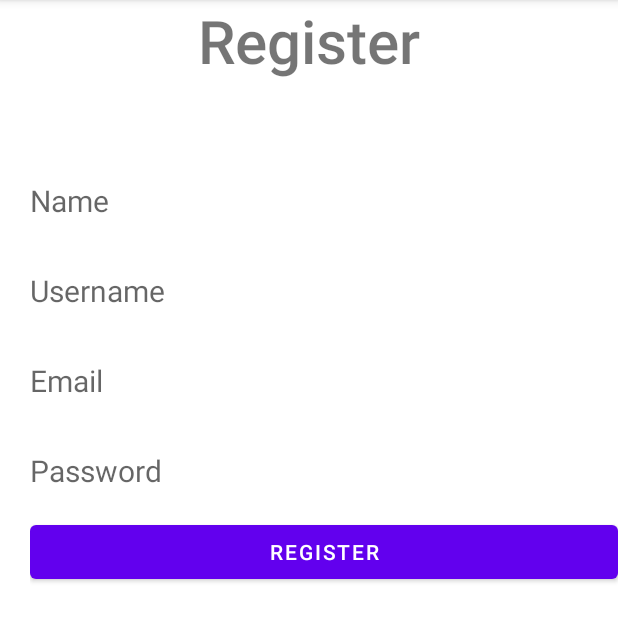
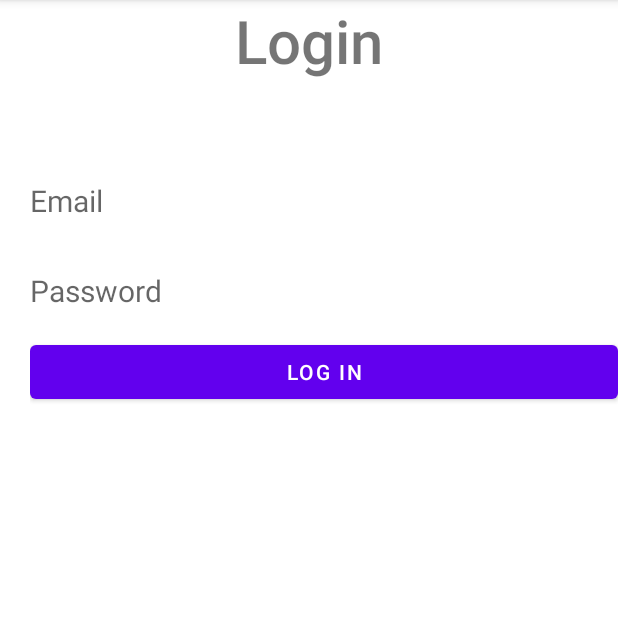
Before and after one commit to zhsrl/test-firebase-auth-with-custom-fields, an Android app: the screen it shows after launch (RegisterActivity before the commit, LoginActivity after it), on a phone screen of 412 x 824 dp, the part 84-726 px from its top. Run offline under Robolectric (Android 15) with nearby library versions, the phone set to English and light mode, and no system bars; our stand-ins replace Firebase (no records; nobody signed in at launch, a user with empty details on screens opened directly).

```diff
--- a/app/src/main/AndroidManifest.xml
+++ b/app/src/main/AndroidManifest.xml
@@ -12,15 +12,15 @@
         android:roundIcon="@mipmap/ic_launcher_round"
         android:supportsRtl="true"
         android:theme="@style/Theme.Auth">
-        <activity android:name=".RegisterActivity">
+        <activity android:name=".RegisterActivity"/>
+        <activity android:name=".WelcomeActivity" />
+        <activity android:name=".LoginActivity">
             <intent-filter>
                 <action android:name="android.intent.action.MAIN" />
 
                 <category android:name="android.intent.category.LAUNCHER" />
             </intent-filter>
         </activity>
-        <activity android:name=".WelcomeActivity" />
-        <activity android:name=".LoginActivity" />
         <activity android:name=".MainActivity">
         </activity>
     </application>
--- a/app/src/main/java/com/e/auth/LoginActivity.kt
+++ b/app/src/main/java/com/e/auth/LoginActivity.kt
@@ -4,62 +4,99 @@ import android.R.attr.password
 import android.content.Intent
 import android.os.Bundle
 import android.service.autofill.UserData
+import android.text.TextUtils
+import android.util.Log
+import android.view.View
+import android.widget.Button
+import android.widget.EditText
+import android.widget.ProgressBar
 import android.widget.Toast
 import androidx.appcompat.app.AppCompatActivity
 import com.google.android.gms.tasks.OnCompleteListener
+import com.google.android.gms.tasks.Task
 import com.google.firebase.auth.AuthResult
 import com.google.firebase.auth.FirebaseAuth
+import com.google.firebase.auth.FirebaseUser
 import com.google.firebase.database.FirebaseDatabase
+import kotlin.math.sign
 
 
 class LoginActivity : AppCompatActivity() {
+
+    private lateinit var mEmail: EditText
+    private lateinit var mPassword: EditText
+    private lateinit var progressBar: ProgressBar
+    private lateinit var signInButton: Button
+
+    private lateinit var mAuth: FirebaseAuth
+
+
     override fun onCreate(savedInstanceState: Bundle?) {
         super.onCreate(savedInstanceState)
         setContentView(R.layout.activity_login)
 
-//        button_register.setOnClickListener(object : OnClickListener() {
-//            fun onClick(v: View?) {
-//                if (!validateFullname() or !validateUsername() or !validateEmail() or !validatePassword() or checkUserGender()) {
-//                    return
-//                }
-//                if (password.equals(co_password)) {
+        init()
+
+        mAuth = FirebaseAuth.getInstance()
+
+
+
+        signInButton.setOnClickListener{
+//            if(!TextUtils.isEmpty(vEmail) || !TextUtils.isEmpty(vPassword)){
 //
-//                    //    progressbar VISIBLE
-//                    signUp_progress.setVisibility(View.VISIBLE)
-//                    mAuth.createUserWithEmailAndPassword(email, password).addOnCompleteListener(
-//                        OnCompleteListener<AuthResult?> { task ->
-//                            if (task.isSuccessful) {
-//                                val data = UserData(fullname, username, email, gender)
-//                                FirebaseDatabase.getInstance().getReference("UserData")
-//                                    .child(FirebaseAuth.getInstance().currentUser!!.uid)
-//                                    .setValue(data).addOnCompleteListener { //    progressbar GONE
-//                                        signUp_progress.setVisibility(View.GONE)
-//                                        Toast.makeText(
-//                                            this@SignUpActivity,
-//                                            "Successful Registered",
-//                                            Toast.LENGTH_SHORT
-//                                        ).show()
-//                                        val intent =
-//                                            Intent(this@SignUpActivity, MainActivity::class.java)
-//                                        startActivity(intent)
-//                                        finish()
-//                                    }
-//                            } else {
-//                                //    progressbar GONE
-//                                signUp_progress.setVisibility(View.GONE)
-//                                Toast.makeText(
-//                                    this@SignUpActivity,
-//                                    "Check Email id or Password",
-//                                    Toast.LENGTH_SHORT
-//                                ).show()
-//                            }
-//                        })
-//                } else {
-//                    Toast.makeText(this@SignUpActivity, "Password didn't match", Toast.LENGTH_SHORT)
-//                        .show()
-//                }
+//
+//
 //            }
-//        })
+            progressBar.visibility = View.VISIBLE
+
+            val vEmail = mEmail.text.toString().trim()
+            val vPassword = mPassword.text.toString().trim()
+
+            mAuth.signInWithEmailAndPassword(vEmail, vPassword)
+                    .addOnCompleteListener(object : OnCompleteListener<AuthResult>{
+                        override fun onComplete(p0: Task<AuthResult>) {
+                            if(p0.isSuccessful){
+                                progressBar.visibility = View.GONE
+                                Toast.makeText(applicationContext,"Sign in successfully!", Toast.LENGTH_SHORT).show()
+
+                                val user: FirebaseUser = mAuth.currentUser!!
+                                updateUI(user)
+                            }else{
+                                progressBar.visibility = View.GONE
+                                Toast.makeText(applicationContext, p0.exception?.message , Toast.LENGTH_SHORT).show()
+                                Log.e("TAG", "failure!", p0.exception)
+                            }
+                        }
+
+                    })
+
+        }
 
     }
+
+    override fun onStart() {
+        super.onStart()
+        val currentUser: FirebaseUser? = mAuth.currentUser
+        if (currentUser != null) {
+            updateUI(currentUser)
+        }
+    }
+
+    fun init(){
+        mEmail = findViewById(R.id.signInEmailET)
+        mPassword = findViewById(R.id.signInPasswordET)
+        progressBar = findViewById(R.id.mProgressBar)
+        signInButton = findViewById(R.id.loginBTN)
+    }
+
+    private fun updateUI(user: FirebaseUser){
+        if(user != null){
+            Log.e("TAG","Signed Successfully!")
+            val intent = Intent(applicationContext, WelcomeActivity::class.java)
+            startActivity(intent)
+            finish()
+        }else{
+            Toast.makeText(applicationContext,"You don't signed", Toast.LENGTH_SHORT).show()
+        }
+    }
 }
--- a/app/src/main/res/layout/activity_login.xml
+++ b/app/src/main/res/layout/activity_login.xml
@@ -6,4 +6,69 @@
     android:layout_height="match_parent"
     tools:context=".LoginActivity">
 
+
+
+    <TextView
+        android:id="@+id/registerText"
+        android:layout_width="wrap_content"
+        android:layout_height="wrap_content"
+        android:fontFamily="sans-serif-medium"
+        android:text="Login"
+        android:textSize="40sp"
+        app:layout_constraintEnd_toEndOf="parent"
+        app:layout_constraintStart_toStartOf="parent"
+        app:layout_constraintTop_toTopOf="parent" />
+
+    <LinearLayout
+        android:id="@+id/linearLayout"
+        android:layout_marginTop="50dp"
+        android:layout_width="match_parent"
+        android:layout_height="wrap_content"
+        android:layout_marginLeft="20dp"
+        android:orientation="vertical"
+        app:layout_constraintEnd_toEndOf="parent"
+        app:layout_constraintStart_toStartOf="parent"
+        app:layout_constraintTop_toBottomOf="@+id/registerText">
+
+
+        <EditText
+            android:id="@+id/signInEmailET"
+            android:layout_width="300dp"
+            android:layout_height="60dp"
+            android:hint="Email"
+            android:background="#FFF"
+            android:textSize="20sp" />
+
+        <EditText
+            android:id="@+id/signInPasswordET"
+            android:layout_width="300dp"
+            android:layout_height="60dp"
+            android:hint="Password"
+            android:background="#FFF"
+            android:inputType="textPassword"
+            android:textSize="20sp" />
+
+
+        <Button
+            android:id="@+id/loginBTN"
+            android:layout_width="match_parent"
+            android:layout_height="wrap_content"
+            android:text="Log in"
+            app:layout_constraintTop_toBottomOf="@+id/linearLayout" />
+
+
+    </LinearLayout>
+
+    <ProgressBar
+        android:id="@+id/mProgressBar"
+        android:layout_width="100dp"
+        android:layout_height="100dp"
+        app:layout_constraintBottom_toBottomOf="parent"
+        app:layout_constraintEnd_toEndOf="parent"
+        app:layout_constraintStart_toStartOf="parent"
+        app:layout_constraintTop_toTopOf="parent"
+        android:visibility="gone"
+        />
+
+
 </androidx.constraintlayout.widget.ConstraintLayout>
```
Also changed, not shown: app/src/main/java/com/e/auth/RegisterActivity.kt (+29 -4 lines), app/src/main/java/com/e/auth/WelcomeActivity.kt (+49 -0 lines), app/src/main/res/layout/activity_register.xml (+11 -0 lines), app/src/main/res/layout/activity_welcome.xml (+23 -0 lines).
